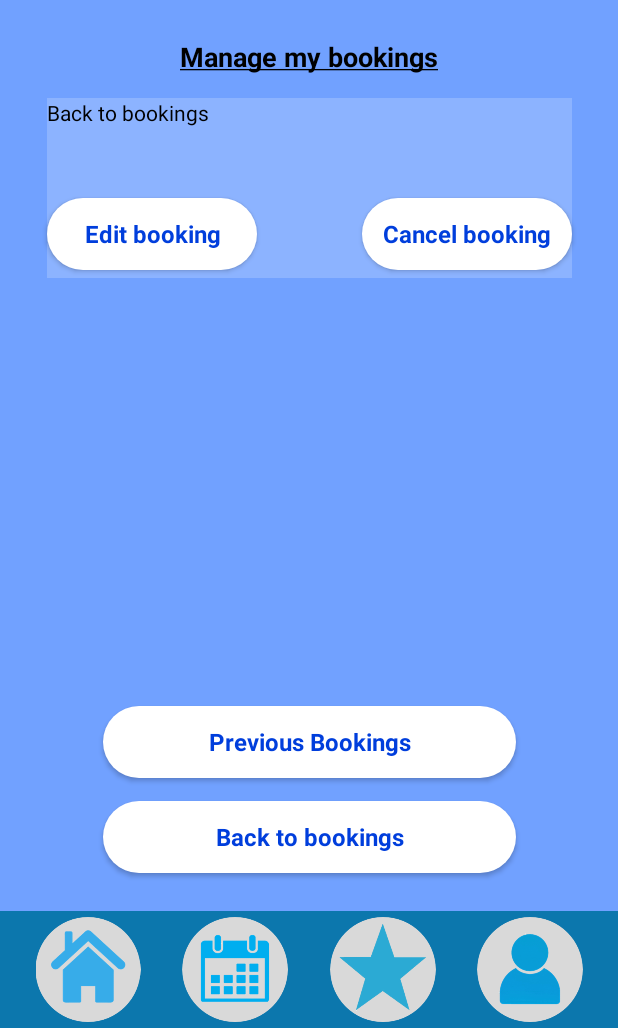
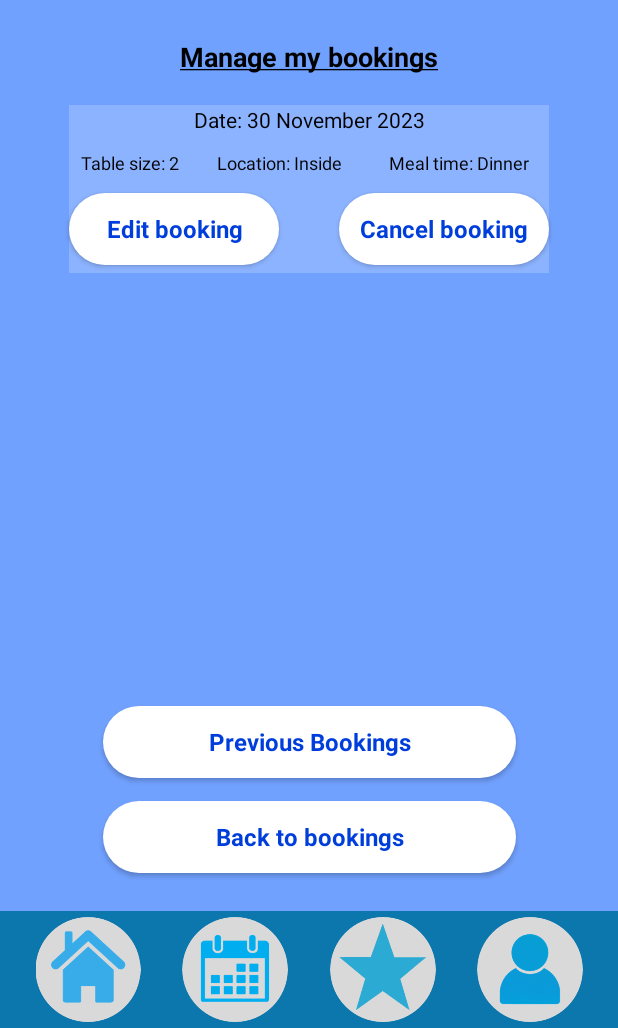
Before and after one commit to elij35/CaptainsCatch, an Android app: the ManageBookings screen opened directly, with no data from a screen before it, on a phone screen of 412 x 824 dp, the part 208-1236 px from its top. Run offline under Robolectric (Android 15) with nearby library versions, the phone set to English and light mode, and no system bars.

Commit message:
Added edit and cancel buttons with text views

```diff
--- a/app/src/main/java/com/example/comp2000restaurantapp/ManageBookings.java
+++ b/app/src/main/java/com/example/comp2000restaurantapp/ManageBookings.java
@@ -17,6 +17,8 @@ public class ManageBookings extends AppCompatActivity {
         loadBackToBookings();
         loadBottomBar();
         loadPreviousBookings();
+        loadEditBooking();
+        loadCancelBooking();
     }
 
     private void loadBottomBar() {
@@ -45,10 +47,26 @@ public class ManageBookings extends AppCompatActivity {
         });
     }
 
+    private void loadEditBooking() {
+        Button bookings = findViewById(R.id.edit_booking);
+        bookings.setOnClickListener(view -> {
+            Intent intent = new Intent(this, EditBooking.class);
+            startActivity(intent);
+        });
+    }
+
+    private void loadCancelBooking() {
+        Button bookings = findViewById(R.id.cancel_booking);
+        bookings.setOnClickListener(view -> {
+            Intent intent = new Intent(this, Error.class);
+            startActivity(intent);
+        });
+    }
+
     private void loadBackToBookings() {
         Button bookings = findViewById(R.id.back_to_bookings);
         bookings.setOnClickListener(view -> {
-            Intent intent = new Intent(ManageBookings.this, NewBooking.class);
+            Intent intent = new Intent(this, NewBooking.class);
             startActivity(intent);
         });
     }
@@ -56,7 +74,7 @@ public class ManageBookings extends AppCompatActivity {
     private void loadPreviousBookings() {
         Button previous_bookings = findViewById(R.id.previous_bookings);
         previous_bookings.setOnClickListener(view -> {
-            Intent intent = new Intent(ManageBookings.this, PreviousBookings.class);
+            Intent intent = new Intent(this, PreviousBookings.class);
             startActivity(intent);
         });
     }
--- a/app/src/main/res/layout/manage_bookings.xml
+++ b/app/src/main/res/layout/manage_bookings.xml
@@ -45,17 +45,87 @@
         app:layout_constraintStart_toStartOf="parent"
         app:layout_constraintTop_toBottomOf="@+id/app_name" />
 
+    <!--First text box -->
+    <TextView
+        android:id="@+id/booking1"
+        android:layout_width="320dp"
+        android:layout_height="112dp"
+        android:layout_marginTop="20dp"
+        android:background="@color/white_text_box_background"
+        android:text="@string/text_box1_date"
+        android:textAlignment="center"
+        android:textColor="@color/black"
+        app:layout_constraintEnd_toEndOf="parent"
+        app:layout_constraintStart_toStartOf="parent"
+        app:layout_constraintTop_toBottomOf="@+id/manage_booking" />
+
+    <TextView
+        android:id="@+id/textBox1_tableSize"
+        android:layout_width="80dp"
+        android:layout_height="20dp"
+        android:layout_marginTop="30dp"
+        android:background="@null"
+        android:text="@string/text_box1_table_size"
+        android:textAlignment="center"
+        android:textColor="@color/black"
+        android:textSize="12sp"
+        app:layout_constraintEnd_toStartOf="@+id/textBox1_location"
+        app:layout_constraintStart_toStartOf="@+id/booking1"
+        app:layout_constraintTop_toTopOf="@+id/booking1" />
+
+    <TextView
+        android:id="@+id/textBox1_location"
+        android:layout_width="120dp"
+        android:layout_height="20dp"
+        android:layout_marginTop="30dp"
+        android:layout_marginBottom="5dp"
+        android:background="@null"
+        android:text="@string/text_box1_location"
+        android:textAlignment="center"
+        android:textColor="@color/black"
+        android:textSize="12sp"
+        app:layout_constraintEnd_toStartOf="@+id/textBox1_mealTime"
+        app:layout_constraintStart_toEndOf="@+id/textBox1_tableSize"
+        app:layout_constraintTop_toTopOf="@+id/booking1" />
+
+    <TextView
+        android:id="@+id/textBox1_mealTime"
+        android:layout_width="120dp"
+        android:layout_height="20dp"
+        android:layout_marginTop="30dp"
+        android:layout_marginBottom="5dp"
+        android:background="@null"
+        android:text="@string/text_box1_meal_time"
+        android:textAlignment="center"
+        android:textColor="@color/black"
+        android:textSize="12sp"
+        app:layout_constraintEnd_toEndOf="@+id/booking1"
+        app:layout_constraintStart_toEndOf="@+id/textBox1_location"
+        app:layout_constraintTop_toTopOf="@+id/booking1" />
+
+
     <androidx.appcompat.widget.AppCompatButton
-        android:id="@+id/back_to_bookings"
-        android:layout_width="275dp"
+        android:id="@+id/edit_booking"
+        android:layout_width="140dp"
         android:layout_height="48dp"
-        android:layout_marginBottom="25dp"
+        android:layout_marginBottom="5dp"
         android:background="@drawable/ic_button"
-        android:text="@string/back_bookings_btn"
+        android:text="@string/edit_booking_btn"
         android:textColor="@color/button_text"
-        app:layout_constraintBottom_toTopOf="@+id/toolbar"
-        app:layout_constraintEnd_toEndOf="parent"
-        app:layout_constraintStart_toStartOf="parent" />
+        app:layout_constraintBottom_toBottomOf="@+id/booking1"
+        app:layout_constraintStart_toStartOf="@+id/booking1" />
+
+    <androidx.appcompat.widget.AppCompatButton
+        android:id="@+id/cancel_booking"
+        android:layout_width="140dp"
+        android:layout_height="48dp"
+        android:layout_marginBottom="5dp"
+        android:background="@drawable/ic_button"
+        android:text="@string/cancel_booking_btn"
+        android:textColor="@color/button_text"
+        app:layout_constraintBottom_toBottomOf="@+id/booking1"
+        app:layout_constraintEnd_toEndOf="@+id/booking1" />
+
 
     <androidx.appcompat.widget.AppCompatButton
         android:id="@+id/previous_bookings"
@@ -66,6 +136,18 @@
         android:text="@string/previous_bookings_btn"
         android:textColor="@color/button_text"
         app:layout_constraintBottom_toTopOf="@+id/back_to_bookings"
+        app:layout_constraintEnd_toEndOf="parent"
+        app:layout_constraintStart_toStartOf="parent" />
+
+    <androidx.appcompat.widget.AppCompatButton
+        android:id="@+id/back_to_bookings"
+        android:layout_width="275dp"
+        android:layout_height="48dp"
+        android:layout_marginBottom="25dp"
+        android:background="@drawable/ic_button"
+        android:text="@string/back_bookings_btn"
+        android:textColor="@color/button_text"
+        app:layout_constraintBottom_toTopOf="@+id/toolbar"
         app:layout_constraintEnd_toEndOf="parent"
         app:layout_constraintStart_toStartOf="parent" />
 
@@ -138,40 +220,4 @@
         app:layout_constraintStart_toEndOf="@+id/reviews_icon"
         app:layout_constraintTop_toTopOf="@+id/toolbar"
         app:srcCompat="@drawable/profile" />
-
-    <TextView
-        android:id="@+id/booking1"
-        android:layout_width="350dp"
-        android:layout_height="120dp"
-        android:layout_marginTop="15dp"
-        android:background="@color/white_text_box_background"
-        android:gravity="start"
-        android:text="@string/back_bookings_btn"
-        android:textColor="@color/black"
-        app:layout_constraintEnd_toEndOf="parent"
-        app:layout_constraintHorizontal_bias="0.5"
-        app:layout_constraintStart_toStartOf="parent"
-        app:layout_constraintTop_toBottomOf="@+id/manage_booking" />
-
-    <androidx.appcompat.widget.AppCompatButton
-        android:id="@+id/edit_booking"
-        android:layout_width="140dp"
-        android:layout_height="48dp"
-        android:layout_marginBottom="5dp"
-        android:background="@drawable/ic_button"
-        android:text="@string/edit_booking_btn"
-        android:textColor="@color/button_text"
-        app:layout_constraintBottom_toBottomOf="@+id/booking1"
-        app:layout_constraintStart_toStartOf="@+id/booking1" />
-
-    <androidx.appcompat.widget.AppCompatButton
-        android:id="@+id/cancel_booking"
-        android:layout_width="140dp"
-        android:layout_height="48dp"
-        android:layout_marginBottom="5dp"
-        android:background="@drawable/ic_button"
-        android:text="@string/cancel_booking_btn"
-        android:textColor="@color/button_text"
-        app:layout_constraintBottom_toBottomOf="@+id/booking1"
-        app:layout_constraintEnd_toEndOf="@+id/booking1" />
 </androidx.constraintlayout.widget.ConstraintLayout>
```
